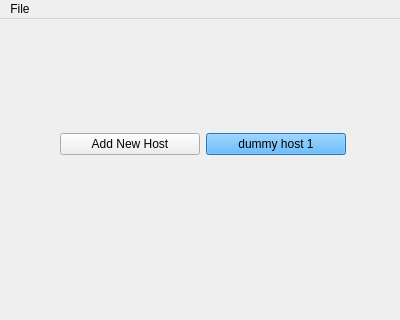
Above: mainwindow.ui from best-day-ever/plank-client before the change; both pictures show x 0 to 400 and y 0 to 320 of the 400 by 483 pixel window. Below: the same form after it.
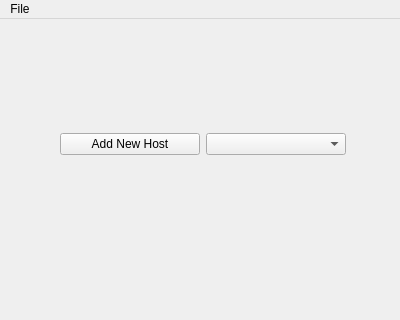
That is the form after the change. Icons and pictures are not drawn.

Commit message: now with a dropdown to select a host, and associated filling logic

Patch:
```diff
--- a/mainwindow.ui
+++ b/mainwindow.ui
@@ -23,7 +23,7 @@
       <height>191</height>
      </rect>
     </property>
-    <layout class="QGridLayout" name="gridLayout" columnminimumwidth="0,0">
+    <layout class="QGridLayout" name="gridLayout">
      <property name="sizeConstraint">
       <enum>QLayout::SetDefaultConstraint</enum>
      </property>
@@ -54,436 +54,7 @@
       </widget>
      </item>
      <item row="0" column="1">
-      <widget class="QPushButton" name="dummyHost">
-       <property name="palette">
-        <palette>
-         <active>
-          <colorrole role="WindowText">
-           <brush brushstyle="SolidPattern">
-            <color alpha="255">
-             <red>0</red>
-             <green>0</green>
-             <blue>0</blue>
-            </color>
-           </brush>
-          </colorrole>
-          <colorrole role="Button">
-           <brush brushstyle="SolidPattern">
-            <color alpha="255">
-             <red>50</red>
-             <green>166</green>
-             <blue>255</blue>
-            </color>
-           </brush>
-          </colorrole>
-          <colorrole role="Light">
-           <brush brushstyle="SolidPattern">
-            <color alpha="255">
-             <red>178</red>
-             <green>222</green>
-             <blue>255</blue>
-            </color>
-           </brush>
-          </colorrole>
-          <colorrole role="Midlight">
-           <brush brushstyle="SolidPattern">
-            <color alpha="255">
-             <red>114</red>
-             <green>194</green>
-             <blue>255</blue>
-            </color>
-           </brush>
-          </colorrole>
-          <colorrole role="Dark">
-           <brush brushstyle="SolidPattern">
-            <color alpha="255">
-             <red>25</red>
-             <green>83</green>
-             <blue>127</blue>
-            </color>
-           </brush>
-          </colorrole>
-          <colorrole role="Mid">
-           <brush brushstyle="SolidPattern">
-            <color alpha="255">
-             <red>33</red>
-             <green>110</green>
-             <blue>170</blue>
-            </color>
-           </brush>
-          </colorrole>
-          <colorrole role="Text">
-           <brush brushstyle="SolidPattern">
-            <color alpha="255">
-             <red>0</red>
-             <green>0</green>
-             <blue>0</blue>
-            </color>
-           </brush>
-          </colorrole>
-          <colorrole role="BrightText">
-           <brush brushstyle="SolidPattern">
-            <color alpha="255">
-             <red>255</red>
-             <green>255</green>
-             <blue>255</blue>
-            </color>
-           </brush>
-          </colorrole>
-          <colorrole role="ButtonText">
-           <brush brushstyle="SolidPattern">
-            <color alpha="255">
-             <red>0</red>
-             <green>0</green>
-             <blue>0</blue>
-            </color>
-           </brush>
-          </colorrole>
-          <colorrole role="Base">
-           <brush brushstyle="SolidPattern">
-            <color alpha="255">
-             <red>255</red>
-             <green>255</green>
-             <blue>255</blue>
-            </color>
-           </brush>
-          </colorrole>
-          <colorrole role="Window">
-           <brush brushstyle="SolidPattern">
-            <color alpha="255">
-             <red>50</red>
-             <green>166</green>
-             <blue>255</blue>
-            </color>
-           </brush>
-          </colorrole>
-          <colorrole role="Shadow">
-           <brush brushstyle="SolidPattern">
-            <color alpha="255">
-             <red>0</red>
-             <green>0</green>
-             <blue>0</blue>
-            </color>
-           </brush>
-          </colorrole>
-          <colorrole role="AlternateBase">
-           <brush brushstyle="SolidPattern">
-            <color alpha="255">
-             <red>152</red>
-             <green>210</green>
-             <blue>255</blue>
-            </color>
-           </brush>
-          </colorrole>
-          <colorrole role="ToolTipBase">
-           <brush brushstyle="SolidPattern">
-            <color alpha="255">
-             <red>255</red>
-             <green>255</green>
-             <blue>220</blue>
-            </color>
-           </brush>
-          </colorrole>
-          <colorrole role="ToolTipText">
-           <brush brushstyle="SolidPattern">
-            <color alpha="255">
-             <red>0</red>
-             <green>0</green>
-             <blue>0</blue>
-            </color>
-           </brush>
-          </colorrole>
-         </active>
-         <inactive>
-          <colorrole role="WindowText">
-           <brush brushstyle="SolidPattern">
-            <color alpha="255">
-             <red>0</red>
-             <green>0</green>
-             <blue>0</blue>
-            </color>
-           </brush>
-          </colorrole>
-          <colorrole role="Button">
-           <brush brushstyle="SolidPattern">
-            <color alpha="255">
-             <red>50</red>
-             <green>166</green>
-             <blue>255</blue>
-            </color>
-           </brush>
-          </colorrole>
-          <colorrole role="Light">
-           <brush brushstyle="SolidPattern">
-            <color alpha="255">
-             <red>178</red>
-             <green>222</green>
-             <blue>255</blue>
-            </color>
-           </brush>
-          </colorrole>
-          <colorrole role="Midlight">
-           <brush brushstyle="SolidPattern">
-            <color alpha="255">
-             <red>114</red>
-             <green>194</green>
-             <blue>255</blue>
-            </color>
-           </brush>
-          </colorrole>
-          <colorrole role="Dark">
-           <brush brushstyle="SolidPattern">
-            <color alpha="255">
-             <red>25</red>
-             <green>83</green>
-             <blue>127</blue>
-            </color>
-           </brush>
-          </colorrole>
-          <colorrole role="Mid">
-           <brush brushstyle="SolidPattern">
-            <color alpha="255">
-             <red>33</red>
-             <green>110</green>
-             <blue>170</blue>
-            </color>
-           </brush>
-          </colorrole>
-          <colorrole role="Text">
-           <brush brushstyle="SolidPattern">
-            <color alpha="255">
-             <red>0</red>
-             <green>0</green>
-             <blue>0</blue>
-            </color>
-           </brush>
-          </colorrole>
-          <colorrole role="BrightText">
-           <brush brushstyle="SolidPattern">
-            <color alpha="255">
-             <red>255</red>
-             <green>255</green>
-             <blue>255</blue>
-            </color>
-           </brush>
-          </colorrole>
-          <colorrole role="ButtonText">
-           <brush brushstyle="SolidPattern">
-            <color alpha="255">
-             <red>0</red>
-             <green>0</green>
-             <blue>0</blue>
-            </color>
-           </brush>
-          </colorrole>
-          <colorrole role="Base">
-           <brush brushstyle="SolidPattern">
-            <color alpha="255">
-             <red>255</red>
-             <green>255</green>
-             <blue>255</blue>
-            </color>
-           </brush>
-          </colorrole>
-          <colorrole role="Window">
-           <brush brushstyle="SolidPattern">
-            <color alpha="255">
-             <red>50</red>
-             <green>166</green>
-             <blue>255</blue>
-            </color>
-           </brush>
-          </colorrole>
-          <colorrole role="Shadow">
-           <brush brushstyle="SolidPattern">
-            <color alpha="255">
-             <red>0</red>
-             <green>0</green>
-             <blue>0</blue>
-            </color>
-           </brush>
-          </colorrole>
-          <colorrole role="AlternateBase">
-           <brush brushstyle="SolidPattern">
-            <color alpha="255">
-             <red>152</red>
-             <green>210</green>
-             <blue>255</blue>
-            </color>
-           </brush>
-          </colorrole>
-          <colorrole role="ToolTipBase">
-           <brush brushstyle="SolidPattern">
-            <color alpha="255">
-             <red>255</red>
-             <green>255</green>
-             <blue>220</blue>
-            </color>
-           </brush>
-          </colorrole>
-          <colorrole role="ToolTipText">
-           <brush brushstyle="SolidPattern">
-            <color alpha="255">
-             <red>0</red>
-             <green>0</green>
-             <blue>0</blue>
-            </color>
-           </brush>
-          </colorrole>
-         </inactive>
-         <disabled>
-          <colorrole role="WindowText">
-           <brush brushstyle="SolidPattern">
-            <color alpha="255">
-             <red>25</red>
-             <green>83</green>
-             <blue>127</blue>
-            </color>
-           </brush>
-          </colorrole>
-          <colorrole role="Button">
-           <brush brushstyle="SolidPattern">
-            <color alpha="255">
-             <red>50</red>
-             <green>166</green>
-             <blue>255</blue>
-            </color>
-           </brush>
-          </colorrole>
-          <colorrole role="Light">
-           <brush brushstyle="SolidPattern">
-            <color alpha="255">
-             <red>178</red>
-             <green>222</green>
-             <blue>255</blue>
-            </color>
-           </brush>
-          </colorrole>
-          <colorrole role="Midlight">
-           <brush brushstyle="SolidPattern">
-            <color alpha="255">
-             <red>114</red>
-             <green>194</green>
-             <blue>255</blue>
-            </color>
-           </brush>
-          </colorrole>
-          <colorrole role="Dark">
-           <brush brushstyle="SolidPattern">
-            <color alpha="255">
-             <red>25</red>
-             <green>83</green>
-             <blue>127</blue>
-            </color>
-           </brush>
-          </colorrole>
-          <colorrole role="Mid">
-           <brush brushstyle="SolidPattern">
-            <color alpha="255">
-             <red>33</red>
-             <green>110</green>
-             <blue>170</blue>
-            </color>
-           </brush>
-          </colorrole>
-          <colorrole role="Text">
-           <brush brushstyle="SolidPattern">
-            <color alpha="255">
-             <red>25</red>
-             <green>83</green>
-             <blue>127</blue>
-            </color>
-           </brush>
-          </colorrole>
-          <colorrole role="BrightText">
-           <brush brushstyle="SolidPattern">
-            <color alpha="255">
-             <red>255</red>
-             <green>255</green>
-             <blue>255</blue>
-            </color>
-           </brush>
-          </colorrole>
-          <colorrole role="ButtonText">
-           <brush brushstyle="SolidPattern">
-            <color alpha="255">
-             <red>25</red>
-             <green>83</green>
-             <blue>127</blue>
-            </color>
-           </brush>
-          </colorrole>
-          <colorrole role="Base">
-           <brush brushstyle="SolidPattern">
-            <color alpha="255">
-             <red>50</red>
-             <green>166</green>
-             <blue>255</blue>
-            </color>
-           </brush>
-          </colorrole>
-          <colorrole role="Window">
-           <brush brushstyle="SolidPattern">
-            <color alpha="255">
-             <red>50</red>
-             <green>166</green>
-             <blue>255</blue>
-            </color>
-           </brush>
-          </colorrole>
-          <colorrole role="Shadow">
-           <brush brushstyle="SolidPattern">
-            <color alpha="255">
-             <red>0</red>
-             <green>0</green>
-             <blue>0</blue>
-            </color>
-           </brush>
-          </colorrole>
-          <colorrole role="AlternateBase">
-           <brush brushstyle="SolidPattern">
-            <color alpha="255">
-             <red>50</red>
-             <green>166</green>
-             <blue>255</blue>
-            </color>
-           </brush>
-          </colorrole>
-          <colorrole role="ToolTipBase">
-           <brush brushstyle="SolidPattern">
-            <color alpha="255">
-             <red>255</red>
-             <green>255</green>
-             <blue>220</blue>
-            </color>
-           </brush>
-          </colorrole>
-          <colorrole role="ToolTipText">
-           <brush brushstyle="SolidPattern">
-            <color alpha="255">
-             <red>0</red>
-             <green>0</green>
-             <blue>0</blue>
-            </color>
-           </brush>
-          </colorrole>
-         </disabled>
-        </palette>
-       </property>
-       <property name="cursor">
-        <cursorShape>PointingHandCursor</cursorShape>
-       </property>
-       <property name="autoFillBackground">
-        <bool>false</bool>
-       </property>
-       <property name="text">
-        <string>dummy host 1</string>
-       </property>
-       <property name="icon">
-        <iconset resource="resources.qrc">
-         <normaloff>:/res/ic_tv_white_48px.svg</normaloff>:/res/ic_tv_white_48px.svg</iconset>
-       </property>
-      </widget>
+      <widget class="QComboBox" name="hostSelectCombo"/>
      </item>
     </layout>
    </widget>
```
The commit also changes 2 other files.
